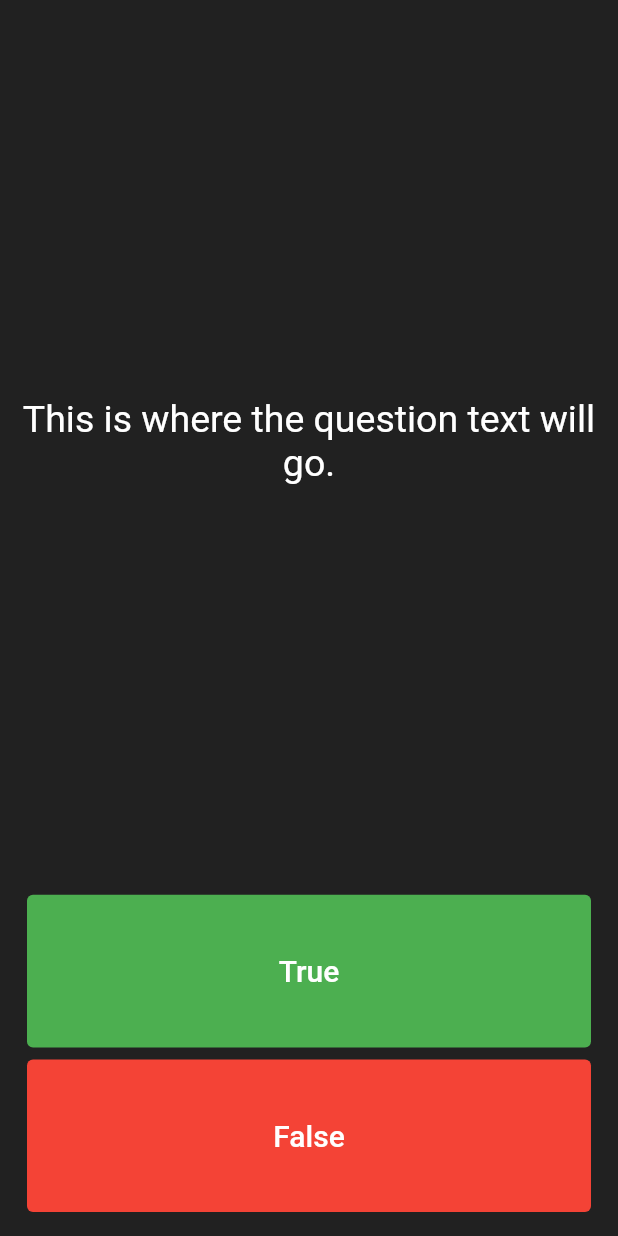
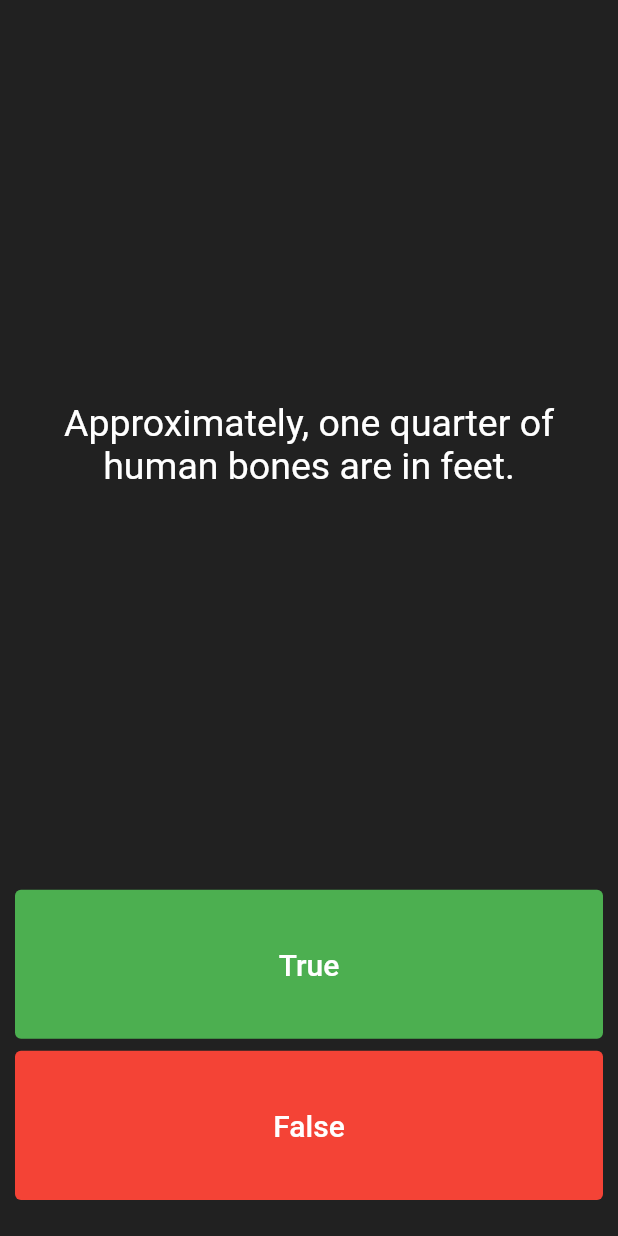
Before and after one commit to Saidakbar23/quizzler, a Flutter app: the screen it shows after launch, after a tap on "True", on a phone screen of 412 x 824 dp. Run offline on Flutter 3.47's test engine with Material 2 defaults, Android fonts, the phone set to English and light mode, and no system bars.

Commit message:
add functions to the buttons

```diff
--- a/lib/main.dart
+++ b/lib/main.dart
@@ -33,16 +33,27 @@ class QuizPage extends StatefulWidget {
 }
 
 class _QuizPageState extends State<QuizPage> {
+  List<Widget> scoreKeeper = [];
+  List<String> questions = [
+    "You can lead a cow down the stairs, but not up the stairs.",
+    "Approximately, one quarter of human bones are in feet.",
+    "A slug's blood is green",
+  ];
+
+  int questionNumber = 0;
+
   @override
   Widget build(BuildContext context) {
-    return Column(
+    return Padding(
+      padding: const EdgeInsets.symmetric(vertical: 8.0, horizontal: 0.0),
+      child: Column(
         crossAxisAlignment: CrossAxisAlignment.stretch,
         children: [
           Expanded(
             flex: 5,
             child: Center(
               child: Text(
-              "This is where the question text will go.",
+                questions[questionNumber],
                 textAlign: TextAlign.center,
                 style: TextStyle(
                   color: Colors.white,
@@ -53,12 +64,17 @@ class _QuizPageState extends State<QuizPage> {
           ),
           Expanded(
             child: Padding(
-            padding: const EdgeInsets.all(8.0),
+              padding:
+                  const EdgeInsets.symmetric(vertical: 8.0, horizontal: 0.0),
               child: TextButton(
                 style: TextButton.styleFrom(
                   backgroundColor: Colors.green,
                 ),
-              onPressed: () {},
+                onPressed: () {
+                  setState(() {
+                    questionNumber++;
+                  });
+                },
                 child: Text(
                   "True",
                   style: TextStyle(
@@ -71,12 +87,16 @@ class _QuizPageState extends State<QuizPage> {
           ),
           Expanded(
             child: Padding(
-            padding: const EdgeInsets.fromLTRB(8.0, 0.0, 8.0, 16.0),
+              padding: const EdgeInsets.fromLTRB(0.0, 0.0, 0.0, 16.0),
               child: TextButton(
                 style: TextButton.styleFrom(
                   backgroundColor: Colors.red,
                 ),
-              onPressed: () {},
+                onPressed: () {
+                  setState(() {
+                    questionNumber++;
+                  });
+                },
                 child: Text(
                   "False",
                   style: TextStyle(
@@ -87,7 +107,11 @@ class _QuizPageState extends State<QuizPage> {
               ),
             ),
           ),
+          Row(
+            children: scoreKeeper,
+          ),
         ],
+      ),
     );
   }
 }
```
Lines whose indentation alone changed are shown as unchanged.
